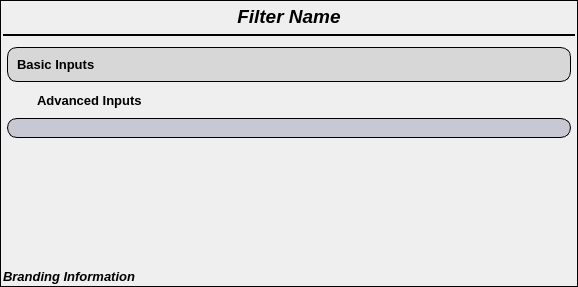
Before: the Qt Designer form Source/DREAM3DWidgetsLib/Widgets/UI_Files/FilterInputWidget.ui in BlueQuartzSoftware/DREAM3D, drawn with Qt 5.
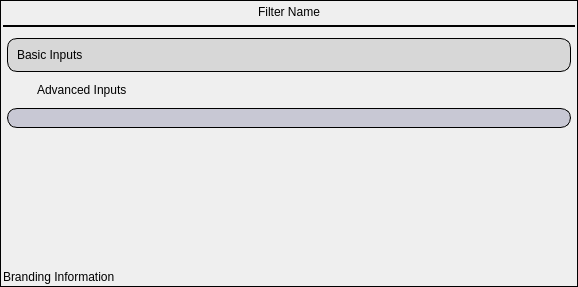
After: the same form once the commit is applied. Icons and pictures are not drawn.

Commit message: More Font issues.

What changed in the file:
```diff
--- a/Source/DREAM3DWidgetsLib/Widgets/UI_Files/FilterInputWidget.ui
+++ b/Source/DREAM3DWidgetsLib/Widgets/UI_Files/FilterInputWidget.ui
@@ -56,14 +56,7 @@
         </property>
         <item>
          <widget class="QLabel" name="filterHumanLabel">
-          <property name="font">
-           <font>
-            <pointsize>14</pointsize>
-            <weight>75</weight>
-            <italic>true</italic>
-            <bold>true</bold>
-           </font>
-          </property>
+
           <property name="frameShape">
            <enum>QFrame::NoFrame</enum>
           </property>
@@ -82,21 +75,7 @@
       </item>
       <item row="3" column="0">
        <widget class="QLabel" name="brandingLabel">
-        <property name="font">
-         <font>
-          <family>Arial</family>
-          <pointsize>10</pointsize>
-          <weight>75</weight>
-          <italic>true</italic>
-          <bold>true</bold>
-         </font>
-        </property>
-        <property name="styleSheet">
-         <string notr="true">QLabel{
-	font: 75 italic 10pt &quot;Arial&quot;;
-font-weight: bold;
-}</string>
-        </property>
+
         <property name="text">
          <string>Branding Information</string>
         </property>
@@ -116,12 +95,12 @@
            <x>0</x>
            <y>0</y>
            <width>572</width>
-           <height>217</height>
+           <height>211</height>
           </rect>
          </property>
          <layout class="QVBoxLayout" name="scrollAreaVLayout">
-          <property name="spacing">
-           <number>6</number>
+          <property name="leftMargin">
+           <number>4</number>
           </property>
           <property name="margin">
            <number>4</number>
@@ -150,13 +129,6 @@
              </property>
              <item>
               <widget class="QLabel" name="basicInputsLabel">
-               <property name="font">
-                <font>
-                 <pointsize>10</pointsize>
-                 <weight>75</weight>
-                 <bold>true</bold>
-                </font>
-               </property>
                <property name="text">
                 <string>Basic Inputs</string>
                </property>
@@ -219,13 +191,6 @@
             </item>
             <item>
              <widget class="QLabel" name="advInputsLabel">
-              <property name="font">
-               <font>
-                <pointsize>10</pointsize>
-                <weight>75</weight>
-                <bold>true</bold>
-               </font>
-              </property>
               <property name="text">
                <string>Advanced Inputs</string>
               </property>
```
Left out of the diff: 59 changed lines with no effect on the pictures. The commit also changes 1 other file.
